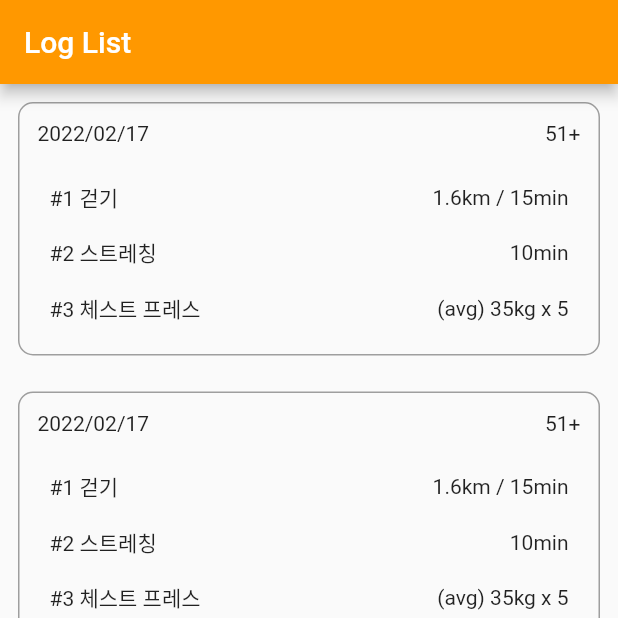
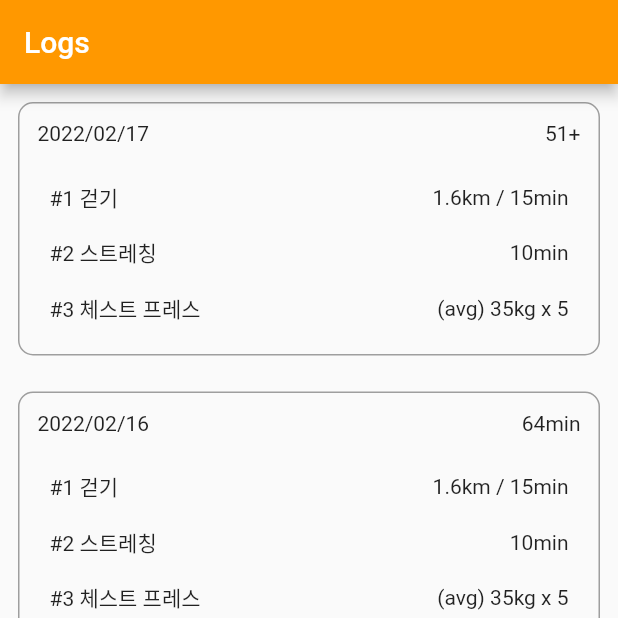
Before and after one commit to steinjun0/deprecated_health-logger-flutter, a Flutter app: the screen it shows after launch, on a phone screen of 412 x 824 dp, the top half of it. Run offline on Flutter 3.47's test engine with Material 2 defaults, Android fonts, the phone set to English and light mode, and no system bars; our stand-ins replace get.

Commit message:
add ExerciseSummary page and routing

```diff
--- /dev/null
+++ b/lib/ExerciseDetail.dart
@@ -0,0 +1,23 @@
+import 'package:flutter/material.dart';
+import 'package:get/get.dart';
+
+class ExerciseDetail extends StatelessWidget {
+  @override
+  Widget build(BuildContext context) {
+    return Scaffold(
+      appBar: AppBar(
+        title: Text('NextPage'),
+      ),
+      body: Center(
+        child: Column(
+          children: [
+            TextButton(
+              onPressed: () => Get.back(),
+              child: Text('Get.back()'),
+            ),
+          ],
+        ),
+      ),
+    );
+  }
+}
--- a/lib/component/DateSummary.dart
+++ b/lib/component/ExerciseSummary.dart
@@ -1,13 +1,16 @@
 import 'package:flutter/material.dart';
+import 'package:get/get.dart';
 
-class DateSummary extends StatelessWidget {
+class ExerciseSummary extends StatelessWidget {
+  int index;
   String date = '';
   List exercises = [];
   String time = '';
 
   // DateSummary({Key? key}, this.date, this.exercises, this.time) super(key: key);
-  DateSummary(
+  ExerciseSummary(
       {Key? key,
+      required this.index,
       required this.date,
       required this.exercises,
       required this.time})
@@ -36,6 +39,7 @@ class DateSummary extends StatelessWidget {
 
   @override
   Widget build(BuildContext context) {
+    int index = this.index;
     String date = this.date;
     String time = this.time;
 
@@ -46,7 +50,9 @@ class DateSummary extends StatelessWidget {
           border: Border.all(width: 1, color: Colors.grey),
           borderRadius: const BorderRadius.all(Radius.circular(10.0))),
       child: InkWell(
-        onTap: () {},
+        onTap: () {
+          Get.toNamed('/detail/$index');
+        },
         child: Container(
           margin: EdgeInsets.all(12),
           child: Column(
--- a/lib/main.dart
+++ b/lib/main.dart
@@ -1,7 +1,8 @@
 import 'package:flutter/material.dart';
 import 'package:get/get.dart';
 
-import './component/DateSummary.dart';
+import './ExerciseDetail.dart';
+import './component/ExerciseSummary.dart';
 
 void main() {
   runApp(const MyApp());
@@ -18,27 +19,52 @@ class MyApp extends StatelessWidget {
       theme: ThemeData(
         primarySwatch: Colors.orange,
       ),
-      home: const MyHomePage(title: 'Health Logger'),
+      home: const Home(),
+      getPages: [
+        GetPage(name: '/', page: () => Home()),
+        GetPage(name: '/detail/:param', page: () => ExerciseDetail())
+      ],
     );
   }
 }
 
-class MyHomePage extends StatefulWidget {
-  const MyHomePage({Key? key, required this.title}) : super(key: key);
-
-  final String title;
+class Home extends StatefulWidget {
+  const Home({Key? key}) : super(key: key);
 
   @override
-  State<MyHomePage> createState() => _MyHomePageState();
+  State<Home> createState() => _HomeState();
 }
 
-class _MyHomePageState extends State<MyHomePage> {
+class _HomeState extends State<Home> {
+  List groupOfExerciseSummary = [
+    {
+      'index': 0,
+      'date': '2022/02/17',
+      'exercises': [
+        {'name': '걷기', 'value': '1.6km / 15min'},
+        {'name': '스트레칭', 'value': '10min'},
+        {'name': '체스트 프레스', 'value': '(avg) 35kg x 5'},
+      ],
+      'time': '51+'
+    },
+    {
+      'index': 1,
+      'date': '2022/02/16',
+      'exercises': [
+        {'name': '걷기', 'value': '1.6km / 15min'},
+        {'name': '스트레칭', 'value': '10min'},
+        {'name': '체스트 프레스', 'value': '(avg) 35kg x 5'},
+      ],
+      'time': '64min'
+    },
+  ];
+
   @override
   Widget build(BuildContext context) {
     return Scaffold(
       appBar: AppBar(
         title: const Text(
-          'Log List',
+          'Logs',
           style: TextStyle(color: Colors.white),
         ),
       ),
@@ -50,14 +76,11 @@ class _MyHomePageState extends State<MyHomePage> {
                 child: ListView.builder(
                     itemCount: 2,
                     itemBuilder: (BuildContext context, int index) {
-                      return DateSummary(
-                          date: '2022/02/17',
-                          exercises: [
-                            {'name': '걷기', 'value': '1.6km / 15min'},
-                            {'name': '스트레칭', 'value': '10min'},
-                            {'name': '체스트 프레스', 'value': '(avg) 35kg x 5'},
-                          ],
-                          time: '51+');
+                      return ExerciseSummary(
+                          index: groupOfExerciseSummary[index]['index'],
+                          date: groupOfExerciseSummary[index]['date'],
+                          exercises: groupOfExerciseSummary[index]['exercises'],
+                          time: groupOfExerciseSummary[index]['time']);
                     })),
           ],
         ),
```
